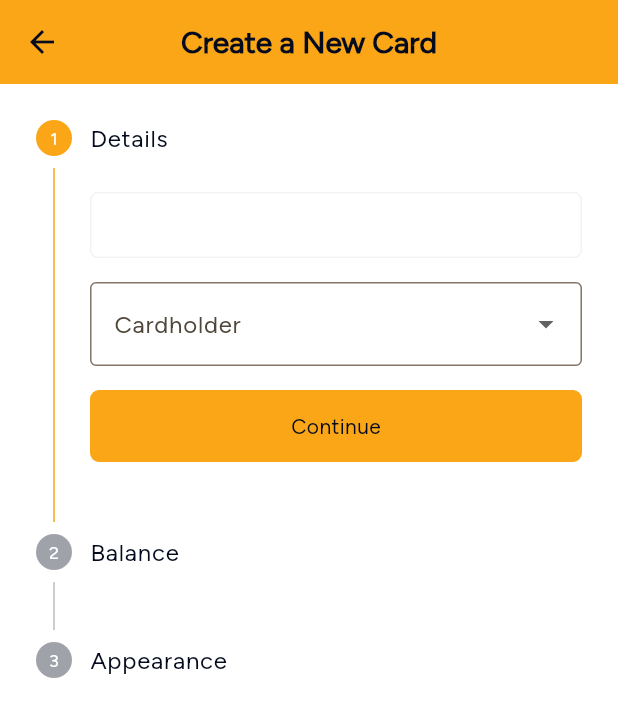
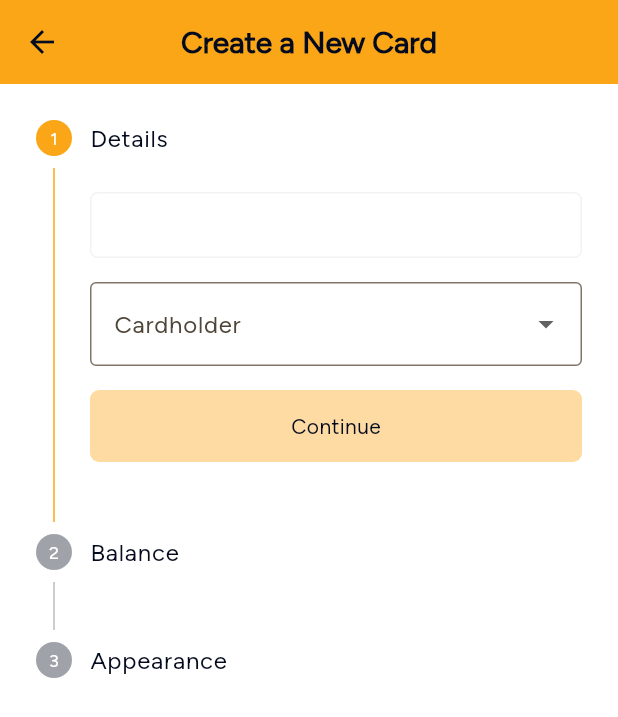
Before and after one commit to manaf-humany/pemo_test_app, a Flutter app: the screen it shows after launch, after a tap on the "add" icon, on a phone screen of 412 x 824 dp. Shown: the top 717 px of the screen. Run offline on Flutter 3.47's test engine with Material 3 defaults, Android fonts, the light colour scheme and no system bars; our stand-ins replace bloc, cached_network_image, dartz, dio, equatable, flutter_bloc and 13 more; missing offline and left inert: storybook_flutter; accounts and stored records are empty; project files that could hold a hidden picture were left out.

Commit message:
feat(create_card): improve form validation and UX
This commit enhances the create card form:

- **Step Navigation:** Users can now only navigate to a stepper step if all previous steps are valid.
- **Continue/Submit Button:** The "Continue" or "Submit" button is now disabled until the current step's fields are valid.
- **Color Picker:** Replaced the custom color picker with `AppColorPicker` for a more consistent UI and simplified color selection logic.
- **Error Handling:** Improved error display for the card color field.

```diff
--- a/lib/features/manage_cards/presentation/create_card/pages/create_card_page.dart
+++ b/lib/features/manage_cards/presentation/create_card/pages/create_card_page.dart
@@ -25,6 +25,19 @@ class CreateCardPage extends StatelessWidget {
 
 class _CreateCardForm extends StatelessWidget {
   const _CreateCardForm();
+
+  bool _isStepComplete(int step, CreateCardState state) {
+    switch (step) {
+      case 0:
+        return state.cardName.isValid && state.cardholder.isValid;
+      case 1:
+        return state.balance.isValid;
+      case 2:
+        return state.cardColor.isValid;
+      default:
+        return true;
+    }
+  }
 
   @override
   Widget build(BuildContext context) {
@@ -56,8 +69,18 @@ class _CreateCardForm extends StatelessWidget {
         builder: (context, state) {
           return Stepper(
             currentStep: state.currentStep,
-            onStepTapped: (step) =>
-                context.read<CreateCardCubit>().onStepTapped(step),
+            onStepTapped: (step) {
+              bool isTappable = true;
+              for (var i = 0; i < step; i++) {
+                if (!_isStepComplete(i, state)) {
+                  isTappable = false;
+                  break;
+                }
+              }
+              if (isTappable) {
+                context.read<CreateCardCubit>().onStepTapped(step);
+              }
+            },
             onStepContinue: () =>
                 context.read<CreateCardCubit>().onStepContinue(),
             onStepCancel: () => context.read<CreateCardCubit>().onStepCancel(),
@@ -119,7 +142,12 @@ class _CreateCardForm extends StatelessWidget {
         children: [
           const AppText.bodyMedium('Select a Card Color'),
           const SizedBox(height: AppSpacing.x2),
-          _ColorPicker(),
+          AppColorPicker(
+            pickerColor: Color(state.cardColor.value ?? 0),
+            onColorChanged: (color) => context
+                .read<CreateCardCubit>()
+                .onCardColorChanged(color.toARGB32()),
+          ),
           if (state.cardColor.displayError != null)
             Padding(
               padding: const EdgeInsets.only(top: AppSpacing.x2),
@@ -139,10 +167,24 @@ class _ControlsBuilder extends StatelessWidget {
 
   final ControlsDetails details;
 
+  bool _isStepValid(CreateCardState state) {
+    switch (state.currentStep) {
+      case 0:
+        return state.cardName.isValid && state.cardholder.isValid;
+      case 1:
+        return state.balance.isValid;
+      case 2:
+        return state.cardColor.isValid;
+      default:
+        return false;
+    }
+  }
+
   @override
   Widget build(BuildContext context) {
     final state = context.watch<CreateCardCubit>().state;
     final isLastStep = state.currentStep == 2;
+    final isStepValid = _isStepValid(state);
 
     return Padding(
       padding: const EdgeInsets.only(top: AppSpacing.x4),
@@ -151,9 +193,11 @@ class _ControlsBuilder extends StatelessWidget {
           Expanded(
             child: AppMainButton(
               title: isLastStep ? 'Submit' : 'Continue',
-              onTap: isLastStep
-                  ? context.read<CreateCardCubit>().onFormSubmitted
-                  : details.onStepContinue,
+              onTap: isStepValid
+                  ? (isLastStep
+                      ? context.read<CreateCardCubit>().onFormSubmitted
+                      : details.onStepContinue)
+                  : null,
               showProgress: state.status.isInProgress,
             ),
           ),
@@ -199,63 +243,3 @@ class _CardholderDropdown extends StatelessWidget {
     );
   }
 }
-
-class _ColorPicker extends StatelessWidget {
-  final List<Color> _colors = [
-    Colors.blue,
-    Colors.red,
-    Colors.green,
-    Colors.orange,
-    Colors.purple,
-    Colors.black,
-  ];
-
-  @override
-  Widget build(BuildContext context) {
-    final selectedColorValue =
-        context.watch<CreateCardCubit>().state.cardColor.value;
-
-    return SizedBox(
-      height: AppSpacing.x12,
-      child: ListView.separated(
-        scrollDirection: Axis.horizontal,
-        itemCount: _colors.length,
-        separatorBuilder: (context, index) =>
-            const SizedBox(width: AppSpacing.x2),
-        itemBuilder: (context, index) {
-          final color = _colors[index];
-          final isSelected = color.toARGB32() == selectedColorValue;
-
-          return InkWell(
-            onTap: () => context
-                .read<CreateCardCubit>()
-                .onCardColorChanged(color.toARGB32()),
-            child: Container(
-              width: AppSpacing.x12,
-              height: AppSpacing.x12,
-              decoration: BoxDecoration(
-                color: color,
-                shape: BoxShape.circle,
-                border: isSelected
-                    ? Border.all(
-                        color: Theme.of(context).primaryColor,
-                        width: 3,
-                      )
-                    : null,
-              ),
-              child: isSelected
-                  ? Icon(
-                      Icons.check,
-                      color: ThemeData.estimateBrightnessForColor(color) ==
-                              Brightness.dark
-                          ? Colors.white
-                          : Colors.black,
-                    )
-                  : null,
-            ),
-          );
-        },
-      ),
-    );
-  }
-}
```
